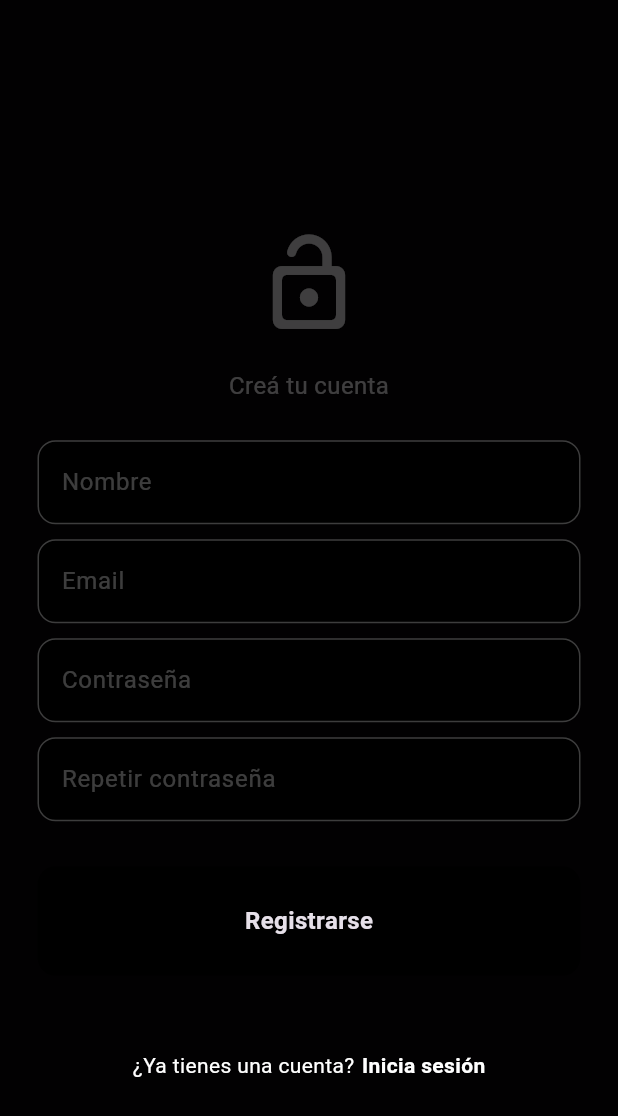
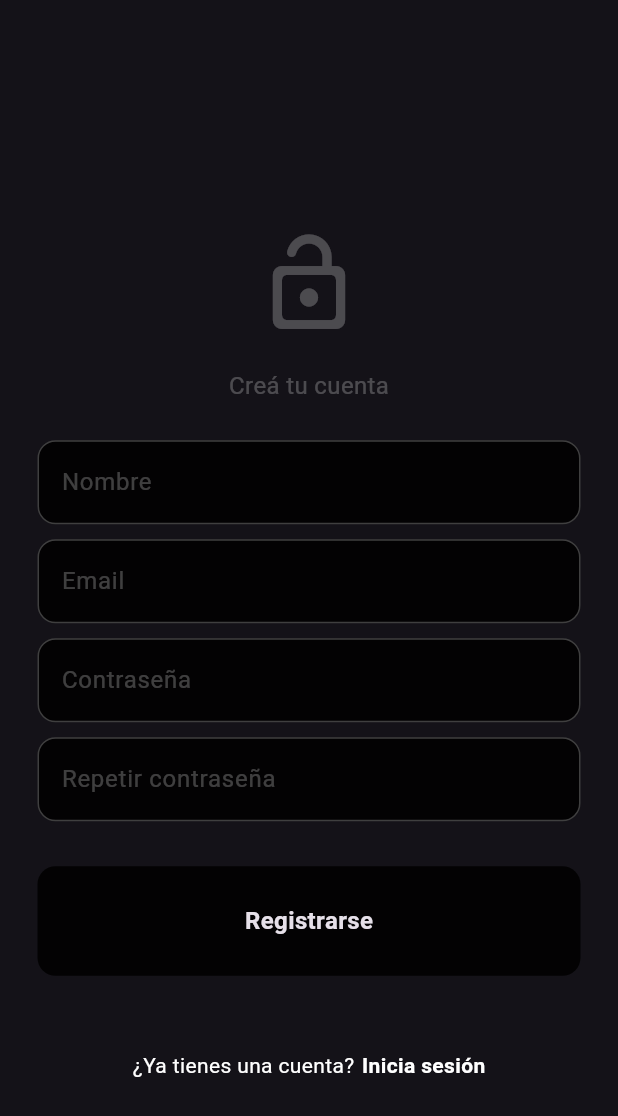
Before and after one commit to IgnacioFelipe16/Final-ADI-Movie-App, a Flutter app: the screen it shows after launch, after a tap on "Regístrate", on a phone screen of 412 x 824 dp. Shown: the top 1116 px of the screen. Run offline on Flutter 3.47's test engine with Material 3 defaults, Android fonts, the light colour scheme and no system bars; our stand-ins replace carousel_slider, firebase_auth, firebase_core; accounts and stored records are empty; network calls fail.

```diff
--- a/adi_movie_app/lib/pages/loginPage.dart
+++ b/adi_movie_app/lib/pages/loginPage.dart
@@ -31,7 +31,6 @@ class _LoginPageState extends State<LoginPage> {
   @override
   Widget build(BuildContext context) {
     return Scaffold(
-      backgroundColor: Colors.black.withOpacity(0.92),
       body: SafeArea(
         child: Padding(
           padding: const EdgeInsets.symmetric(horizontal: 25.0),
--- a/adi_movie_app/lib/pages/registerPage.dart
+++ b/adi_movie_app/lib/pages/registerPage.dart
@@ -19,7 +19,6 @@ class _RegisterPageState extends State<RegisterPage> {
   @override
   Widget build(BuildContext context) {
     return Scaffold(
-      backgroundColor: Colors.black.withOpacity(0.92),
       body: SafeArea(
         child: Padding(
           padding: const EdgeInsets.symmetric(horizontal: 25.0),
```
